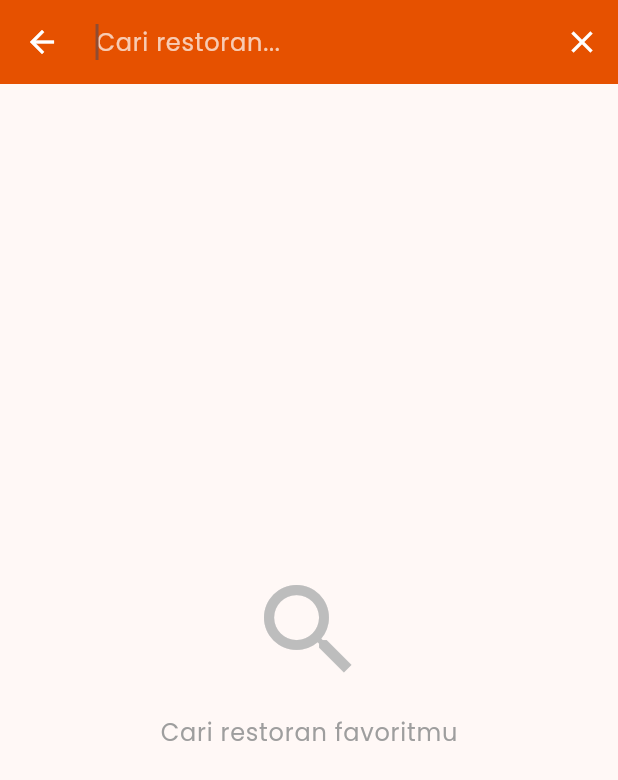
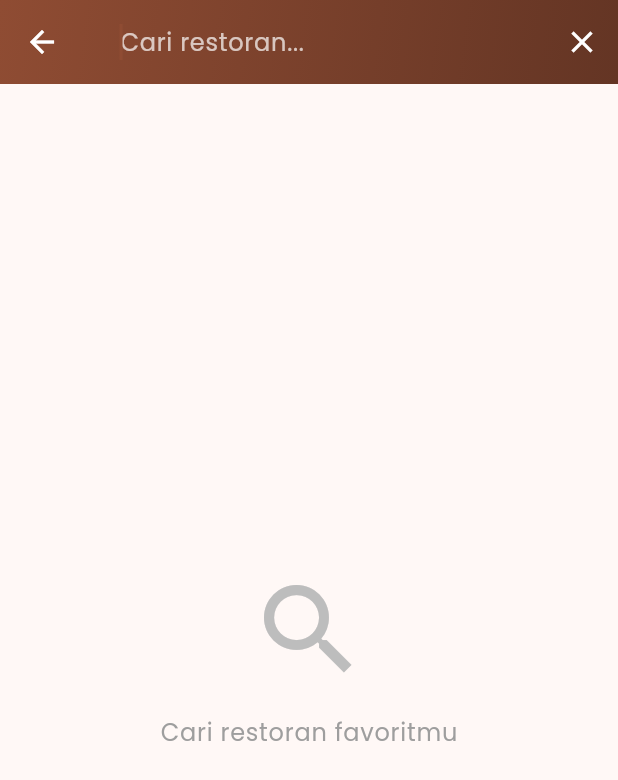
Before and after one commit to knalbdev/restory-app, a Flutter app: the _SearchView screen opened directly, on a phone screen of 412 x 824 dp. Shown: the top 780 px of the screen. Run offline on Flutter 3.47's test engine with Material 3 defaults, Android fonts, the phone set to English and light mode, and no system bars; our stand-ins replace flutter_local_notifications, flutter_timezone, google_fonts, shared_preferences, sqflite, timezone; missing offline and left inert: workmanager; accounts and stored records are empty; network calls fail.

Commit message:
major updates, adding features such as dark mode support, favorite feature, and notification scheduling

```diff
--- /dev/null
+++ b/lib/data/remote_restaurant_repository.dart
@@ -0,0 +1,8 @@
+import '../data/restaurant_repository.dart';
+import '../models/restaurant.dart';
+import '../services/api_service.dart';
+
+class RemoteRestaurantRepository implements RestaurantRepository {
+  @override
+  Future<List<Restaurant>> getRestaurants() => ApiService.getRestaurants();
+}
--- /dev/null
+++ b/lib/data/restaurant_repository.dart
@@ -0,0 +1,5 @@
+import '../models/restaurant.dart';
+
+abstract class RestaurantRepository {
+  Future<List<Restaurant>> getRestaurants();
+}
--- a/lib/models/restaurant.dart
+++ b/lib/models/restaurant.dart
@@ -25,6 +25,24 @@ class Restaurant {
       rating: (json['rating'] as num).toDouble(),
     );
   }
+
+  Map<String, dynamic> toMap() => {
+        'id': id,
+        'name': name,
+        'description': description,
+        'pictureId': pictureId,
+        'city': city,
+        'rating': rating,
+      };
+
+  factory Restaurant.fromMap(Map<String, dynamic> map) => Restaurant(
+        id: map['id'] as String,
+        name: map['name'] as String,
+        description: map['description'] as String,
+        pictureId: map['pictureId'] as String,
+        city: map['city'] as String,
+        rating: (map['rating'] as num).toDouble(),
+      );
 }
 
 class RestaurantDetail {
--- /dev/null
+++ b/lib/providers/favorite_provider.dart
@@ -0,0 +1,31 @@
+import 'package:flutter/foundation.dart';
+import '../data/database_helper.dart';
+import '../models/restaurant.dart';
+
+class FavoriteProvider extends ChangeNotifier {
+  List<Restaurant> _favorites = [];
+  List<Restaurant> get favorites => _favorites;
+
+  FavoriteProvider() {
+    loadFavorites();
+  }
+
+  /// Constructor khusus untuk testing — tidak memanggil loadFavorites.
+  FavoriteProvider.forTest();
+
+  Future<void> loadFavorites() async {
+    _favorites = await DatabaseHelper.getFavorites();
+    notifyListeners();
+  }
+
+  bool isFavorite(String id) => _favorites.any((r) => r.id == id);
+
+  Future<void> toggleFavorite(Restaurant restaurant) async {
+    if (isFavorite(restaurant.id)) {
+      await DatabaseHelper.removeFavorite(restaurant.id);
+    } else {
+      await DatabaseHelper.addFavorite(restaurant);
+    }
+    await loadFavorites();
+  }
+}
--- a/lib/providers/restaurant_list_provider.dart
+++ b/lib/providers/restaurant_list_provider.dart
@@ -1,6 +1,7 @@
 import 'package:flutter/foundation.dart';
+import '../data/remote_restaurant_repository.dart';
+import '../data/restaurant_repository.dart';
 import '../models/restaurant.dart';
-import '../services/api_service.dart';
 
 sealed class RestaurantListState {}
 
@@ -10,30 +11,31 @@ class RestaurantListLoading extends RestaurantListState {}
 
 class RestaurantListSuccess extends RestaurantListState {
   final List<Restaurant> restaurants;
-
   RestaurantListSuccess(this.restaurants);
 }
 
 class RestaurantListError extends RestaurantListState {
   final String message;
-
   RestaurantListError(this.message);
 }
 
 class RestaurantListProvider extends ChangeNotifier {
+  final RestaurantRepository _repository;
   RestaurantListState _state = RestaurantListInitial();
-
   RestaurantListState get state => _state;
 
-  RestaurantListProvider() {
+  RestaurantListProvider([RestaurantRepository? repository])
+      : _repository = repository ?? RemoteRestaurantRepository() {
     fetchRestaurants();
   }
+
+  RestaurantListProvider.withRepository(this._repository);
 
   Future<void> fetchRestaurants() async {
     _state = RestaurantListLoading();
     notifyListeners();
     try {
-      final restaurants = await ApiService.getRestaurants();
+      final restaurants = await _repository.getRestaurants();
       _state = RestaurantListSuccess(restaurants);
     } catch (e) {
       _state =
--- /dev/null
+++ b/lib/providers/settings_provider.dart
@@ -0,0 +1,45 @@
+import 'package:flutter/material.dart';
+import 'package:shared_preferences/shared_preferences.dart';
+import '../services/notification_service.dart';
+
+const _keyDarkMode = 'dark_mode';
+const _keyDailyReminder = 'daily_reminder';
+
+class SettingsProvider extends ChangeNotifier {
+  bool _isDarkMode = false;
+  bool _isDailyReminderEnabled = false;
+
+  bool get isDarkMode => _isDarkMode;
+  bool get isDailyReminderEnabled => _isDailyReminderEnabled;
+  ThemeMode get themeMode => _isDarkMode ? ThemeMode.dark : ThemeMode.light;
+
+  SettingsProvider() {
+    _loadSettings();
+  }
+
+  Future<void> _loadSettings() async {
+    final prefs = await SharedPreferences.getInstance();
+    _isDarkMode = prefs.getBool(_keyDarkMode) ?? false;
+    _isDailyReminderEnabled = prefs.getBool(_keyDailyReminder) ?? false;
+    notifyListeners();
+  }
+
+  Future<void> setDarkMode(bool value) async {
+    _isDarkMode = value;
+    notifyListeners();
+    final prefs = await SharedPreferences.getInstance();
+    await prefs.setBool(_keyDarkMode, value);
+  }
+
+  Future<void> setDailyReminder(bool value) async {
+    _isDailyReminderEnabled = value;
+    notifyListeners();
+    final prefs = await SharedPreferences.getInstance();
+    await prefs.setBool(_keyDailyReminder, value);
+    if (value) {
+      await scheduleDaily11AM();
+    } else {
+      await cancelReminder();
+    }
+  }
+}
--- a/lib/screens/restaurant_search_screen.dart
+++ b/lib/screens/restaurant_search_screen.dart
@@ -2,6 +2,7 @@ import 'package:flutter/material.dart';
 import 'package:provider/provider.dart';
 import '../models/restaurant.dart';
 import '../providers/restaurant_search_provider.dart';
+import '../widgets/gradient_app_bar.dart';
 import '../widgets/restaurant_card.dart';
 
 class RestaurantSearchScreen extends StatelessWidget {
@@ -35,8 +36,7 @@ class _SearchViewState extends State<_SearchView> {
   @override
   Widget build(BuildContext context) {
     return Scaffold(
-      appBar: AppBar(
-        titleSpacing: 0,
+      appBar: GradientAppBar(
         title: TextField(
           controller: _controller,
           autofocus: true,
--- /dev/null
+++ b/lib/widgets/gradient_app_bar.dart
@@ -0,0 +1,47 @@
+import 'package:flutter/material.dart';
+
+class GradientAppBar extends StatelessWidget implements PreferredSizeWidget {
+  final Widget title;
+  final List<Widget>? actions;
+  final Widget? leading;
+  final PreferredSizeWidget? bottom;
+
+  const GradientAppBar({
+    super.key,
+    required this.title,
+    this.actions,
+    this.leading,
+    this.bottom,
+  });
+
+  @override
+  Size get preferredSize => Size.fromHeight(
+        kToolbarHeight + (bottom?.preferredSize.height ?? 0),
+      );
+
+  @override
+  Widget build(BuildContext context) {
+    final primary = Theme.of(context).colorScheme.primary;
+    return AppBar(
+      title: title,
+      actions: actions,
+      leading: leading,
+      bottom: bottom,
+      backgroundColor: Colors.transparent,
+      foregroundColor: Colors.white,
+      iconTheme: const IconThemeData(color: Colors.white),
+      flexibleSpace: Container(
+        decoration: BoxDecoration(
+          gradient: LinearGradient(
+            begin: Alignment.topLeft,
+            end: Alignment.bottomRight,
+            colors: [
+              primary,
+              Color.lerp(primary, Colors.black, 0.3)!,
+            ],
+          ),
+        ),
+      ),
+    );
+  }
+}
```
Also changed, not shown: lib/data/database_helper.dart (added, +60 -0 lines), lib/main.dart (+22 -9 lines), lib/screens/favorite_screen.dart (added, +47 -0 lines), lib/screens/main_screen.dart (added, +52 -0 lines), lib/screens/restaurant_detail_screen.dart (+21 -1 lines), lib/screens/restaurant_list_screen.dart (+84 -40 lines), lib/screens/settings_screen.dart (added, +43 -0 lines), lib/services/notification_service.dart (added, +96 -0 lines), pubspec.yaml (+11 -0 lines), pubspec.lock, 10 other files.
